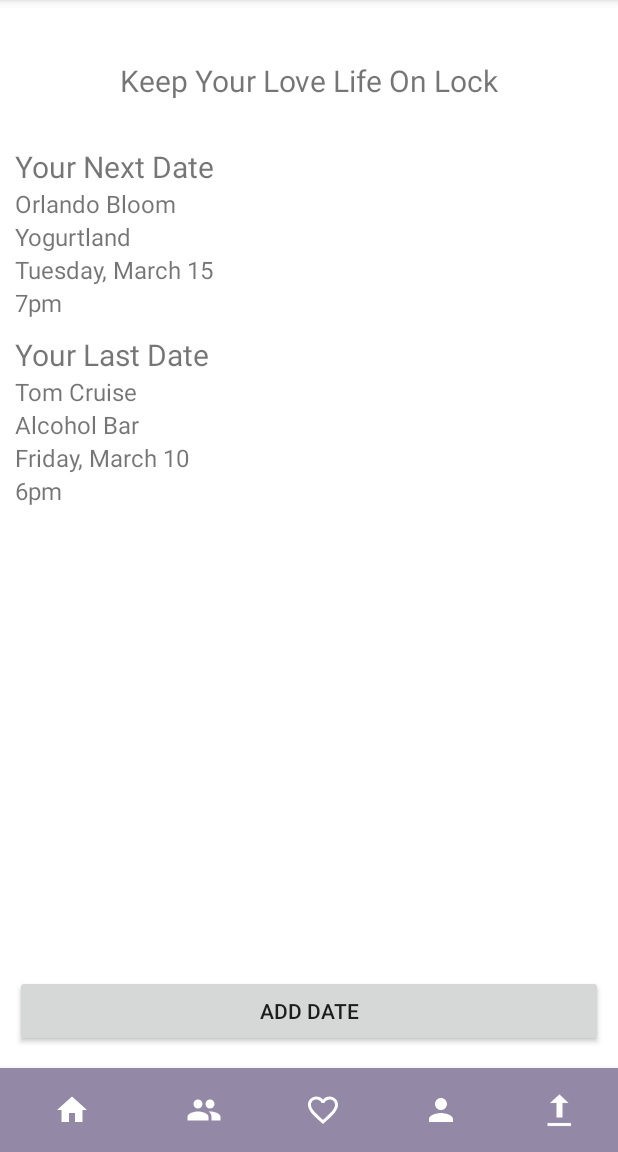
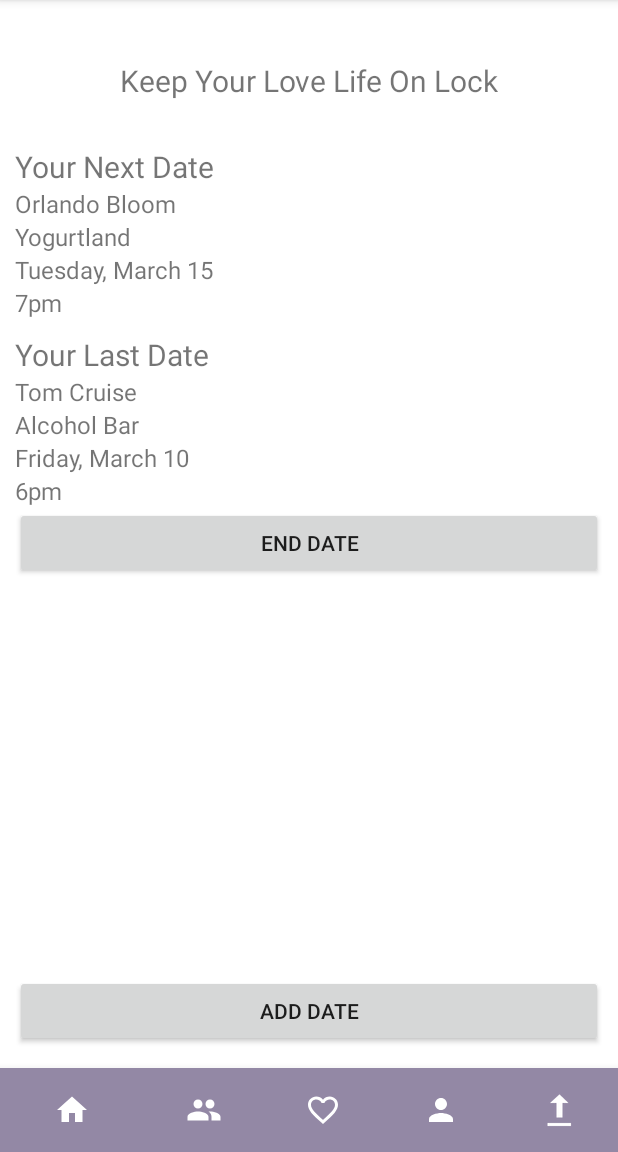
Before and after one commit to mirandasaari1/RendeVu, an Android app: the screen it shows after launch (MainActivity), on a phone screen of 412 x 824 dp, the part 84-1236 px from its top. Run offline under Robolectric (Android 15) with nearby library versions, the phone set to English and light mode, and no system bars; libraries missing offline, so code that uses them is left out: com.facebook.stetho; 2 statements that could not run were skipped.

Commit message:
can start and end a the service from dates fragment and main activity

```diff
--- a/RendeVu/app/src/main/java/edu/csumb/anna/rendevu/MainActivity.java
+++ b/RendeVu/app/src/main/java/edu/csumb/anna/rendevu/MainActivity.java
@@ -41,7 +41,7 @@ import retrofit2.converter.gson.GsonConverterFactory;
 public class MainActivity extends AppCompatActivity {
 
     final String TAG = "MainActivity";
-
+    private static Context mContext;
     //0 is permission granted
     //int locationPermission = 1;
 
@@ -56,6 +56,8 @@ public class MainActivity extends AppCompatActivity {
     protected void onCreate(Bundle savedInstanceState) {
         super.onCreate(savedInstanceState);
         setContentView(R.layout.activity_main);
+
+        mContext = this;
 
         //startRendeVuService();
 
@@ -74,7 +76,6 @@ public class MainActivity extends AppCompatActivity {
             db.insertChaperone("Sal Hernandez", "6197345766");
             db.insertChaperone("Anna Pomelov", "4152839158");
         }
-
 
         bottomNavigationView.setOnNavigationItemSelectedListener(
                 new BottomNavigationView.OnNavigationItemSelectedListener() {
@@ -134,6 +135,13 @@ public class MainActivity extends AppCompatActivity {
 
                 Intent intent = new Intent(MainActivity.this, AddDateActivity.class);
                 startActivity(intent);
+            }
+        });
+
+        final Button endDateButton = (Button) findViewById(R.id.endDateButton);
+        endDateButton.setOnClickListener(new View.OnClickListener() {
+            public void onClick(View v) {
+                stopRendeVuService();
             }
         });
 
@@ -264,6 +272,10 @@ public class MainActivity extends AppCompatActivity {
             // other 'case' lines to check for other
             // permissions this app might request
         }
+    }
+
+    public static Context getAppContext(){
+        return mContext;
     }
     @Override
     protected void onResume() {
--- a/RendeVu/app/src/main/res/layout/activity_main.xml
+++ b/RendeVu/app/src/main/res/layout/activity_main.xml
@@ -154,6 +154,12 @@
             <!--android:id="@+id/response_textview"-->
             <!--/>-->
 
+        <Button
+            android:id="@+id/endDateButton"
+            android:layout_width="match_parent"
+            android:layout_height="wrap_content"
+            android:text="End Date" />
+
         <LinearLayout
             android:layout_width="match_parent"
             android:layout_height="0dip"
```
Also changed, not shown: RendeVu/app/src/main/java/edu/csumb/anna/rendevu/SecondTabFragment.java (+7 -3 lines).
